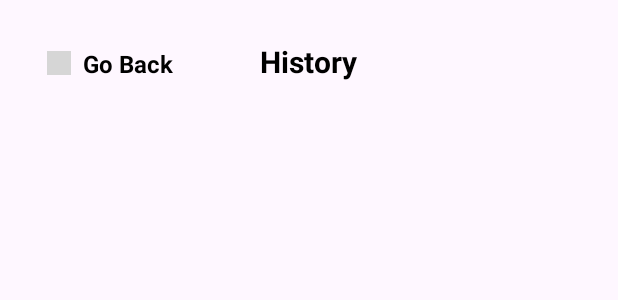
After one commit to Wissdx/Transpal, an Android app: the layout activity_transaction_history.xml on its own in the app's theme, with its tools: preview values and no code run, on a phone screen of 412 x 824 dp. The commit adds this screen. Shown: the top 300 px of the screen. Run offline under Robolectric (Android 15) with nearby library versions, the phone set to English and light mode, and no system bars; grey boxes are pictures that could not be loaded.

Commit message:
feat(transaction): impl "see more" activity for transaction history

```diff
--- a/app/src/main/AndroidManifest.xml
+++ b/app/src/main/AndroidManifest.xml
@@ -40,6 +40,8 @@
             android:exported="false"/>
         <activity android:name=".UserSelectionActivity"
             android:exported="false"/>
+        <activity android:name=".TransactionHistoryActivity"
+            android:exported="false"/>
     </application>
 
 </manifest>
--- /dev/null
+++ b/app/src/main/res/layout/activity_transaction_history.xml
@@ -0,0 +1,55 @@
+<?xml version="1.0" encoding="utf-8"?>
+<RelativeLayout xmlns:android="http://schemas.android.com/apk/res/android"
+    android:layout_width="match_parent"
+    android:layout_height="match_parent"
+    xmlns:app="http://schemas.android.com/apk/res-auto"
+    android:padding="16dp">
+
+    <LinearLayout
+        android:id="@+id/back_button_container"
+        android:layout_width="wrap_content"
+        android:layout_height="wrap_content"
+        android:layout_marginStart="10dp"
+        android:layout_marginTop="10dp"
+        android:gravity="center_vertical"
+        android:orientation="horizontal"
+        android:padding="5dp"
+        android:clickable="true"
+        android:focusable="true">
+
+        <ImageView
+            android:id="@+id/back_icon"
+            android:layout_width="16dp"
+            android:layout_height="16dp"
+            android:layout_marginEnd="8dp"
+            android:src="@drawable/baseline_arrow_back_ios_24"
+            app:tint="@android:color/black" />
+
+        <TextView
+            android:id="@+id/back_here_tv"
+            android:layout_width="wrap_content"
+            android:layout_height="wrap_content"
+            android:text="Go Back"
+            android:textColor="@android:color/black"
+            android:textSize="16dp"
+            android:textStyle="bold" />
+    </LinearLayout>
+
+    <TextView
+        android:id="@+id/title_text"
+        android:layout_width="wrap_content"
+        android:layout_height="wrap_content"
+        android:text="History"
+        android:textSize="20sp"
+        android:textStyle="bold"
+        android:textColor="@android:color/black"
+        android:layout_centerHorizontal="true"
+        android:padding="11dp"/>
+
+    <androidx.recyclerview.widget.RecyclerView
+        android:id="@+id/transactions_recycler_view"
+        android:layout_width="match_parent"
+        android:layout_height="match_parent"
+        android:layout_below="@id/title_text"
+        android:layout_marginTop="16dp" />
+</RelativeLayout>
```
Also changed, not shown: app/src/main/java/fr/esgi/transpal/MainActivity.kt (+12 -3 lines), app/src/main/java/fr/esgi/transpal/TransactionHistoryActivity.kt (added, +59 -0 lines).
